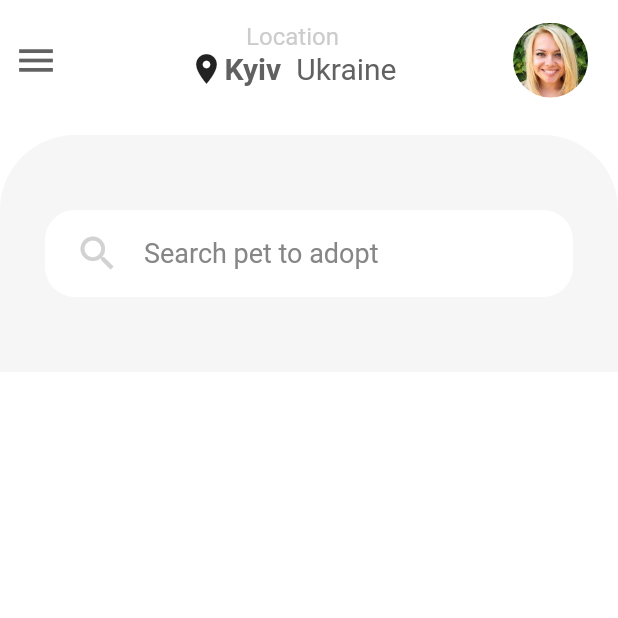
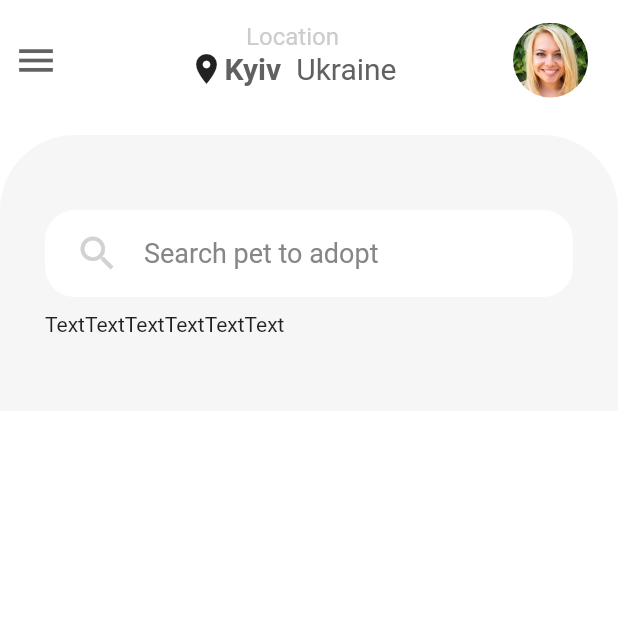
Before and after one commit to codingbbq/pets_adoption_app, a Flutter app: the screen it shows after launch, on a phone screen of 412 x 824 dp, the top half of it. Run offline on Flutter 3.47's test engine with Material 2 defaults, Android fonts, the phone set to English and light mode, and no system bars.

Commit message:
Folder structure and file renaming for code segreggation

```diff
--- /dev/null
+++ b/lib/components/home_page/category_selection.dart
@@ -0,0 +1,27 @@
+import 'package:flutter/material.dart';
+import 'package:pets_adoption_app/models/category_model.dart';
+
+class CategorySelection extends StatelessWidget {
+  @override
+  Widget build(BuildContext context) {
+    return Container(
+      child: Row(
+        children: categories.map((category) => Category()).toList()
+      )
+    );
+  }
+}
+
+class Category extends StatelessWidget {
+
+  final String name;
+
+  const Category({Key key, this.name}) : super(key: key);
+
+  @override
+  Widget build(BuildContext context) {
+    return Container(
+      child: Text("Text"),
+    );
+  }
+}
--- a/lib/components/homePageBody.dart
+++ b/lib/components/home_page/layout.dart
@@ -1,8 +1,9 @@
 import 'package:flutter/material.dart';
-import 'package:pets_adoption_app/components/searchBox.dart';
+import 'package:pets_adoption_app/components/home_page/category_selection.dart';
+import 'package:pets_adoption_app/components/shared/searchBox.dart';
 import 'package:pets_adoption_app/utils/colors.dart';
 
-class HomePageBody extends StatelessWidget {
+class Layout extends StatelessWidget {
   @override
   Widget build(BuildContext context) {
     return Container(
@@ -15,6 +16,10 @@ class HomePageBody extends StatelessWidget {
         child: Column(
           children: <Widget>[
             SearchBox(),
+
+            SizedBox(height: 10.0,),
+
+            CategorySelection()
           ],
         ),
       ),
--- /dev/null
+++ b/lib/models/category_model.dart
@@ -0,0 +1,40 @@
+class Category{
+  final String name;
+
+  Category({
+    this.name
+  });
+}
+
+final Category cat = Category(
+  name: "Cats"
+);
+
+final Category dog = Category(
+  name: "Dogs"
+);
+
+final Category parrot = Category(
+  name: "Parrots"
+);
+
+final Category bunnies = Category(
+  name: "Bunnies"
+);
+
+final Category horse = Category(
+  name: "Horses"
+);
+
+final Category sparrow = Category(
+  name: "Sparrows"
+);
+
+final List<Category> categories = [
+  cat,
+  dog,
+  parrot,
+  bunnies,
+  horse,
+  sparrow
+];
--- a/lib/pages/Home.dart
+++ b/lib/pages/Home.dart
@@ -1,6 +1,6 @@
 import 'package:flutter/material.dart';
-import 'package:pets_adoption_app/components/header.dart';
-import 'package:pets_adoption_app/components/homePageBody.dart';
+import 'package:pets_adoption_app/components/home_page/header.dart';
+import 'package:pets_adoption_app/components/home_page/layout.dart';
 import 'package:pets_adoption_app/utils/colors.dart';
 
 class Home extends StatelessWidget {
@@ -14,7 +14,7 @@ class Home extends StatelessWidget {
               children: <Widget>[
                 Header(),
                 SizedBox(height: 10.0,),
-                HomePageBody()
+                Layout()
               ],
             ),
           ),
```
Also changed, not shown: lib/components/home_page/header.dart (renamed from lib/components/header.dart), lib/components/shared/searchBox.dart (renamed from lib/components/searchBox.dart).
